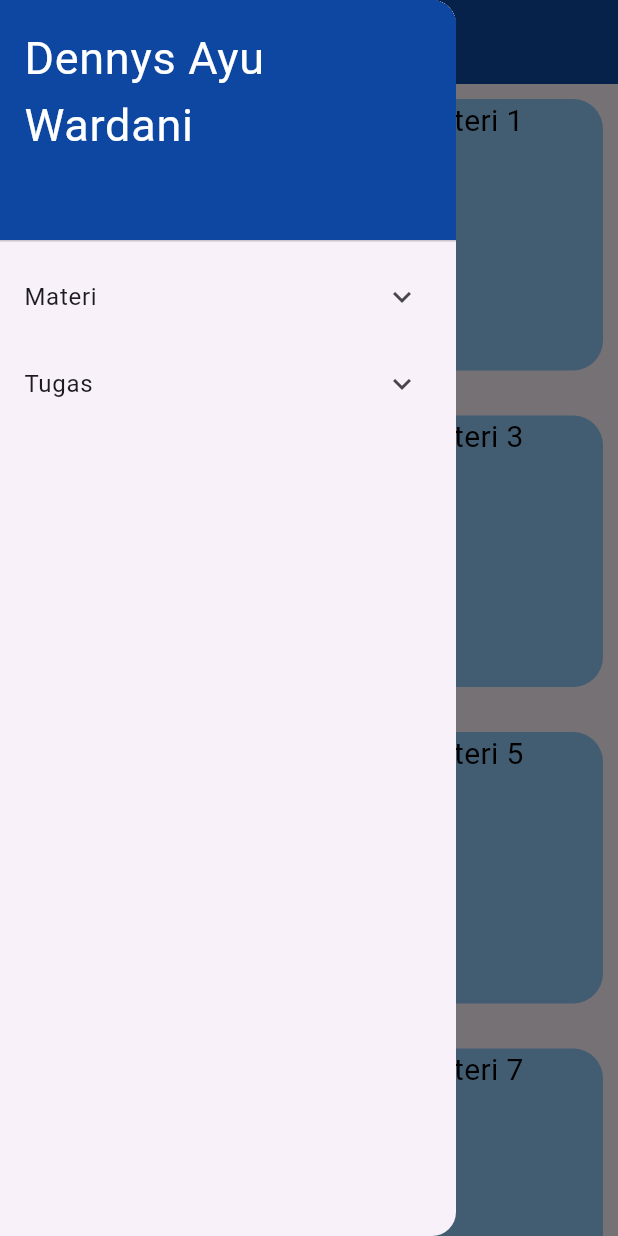
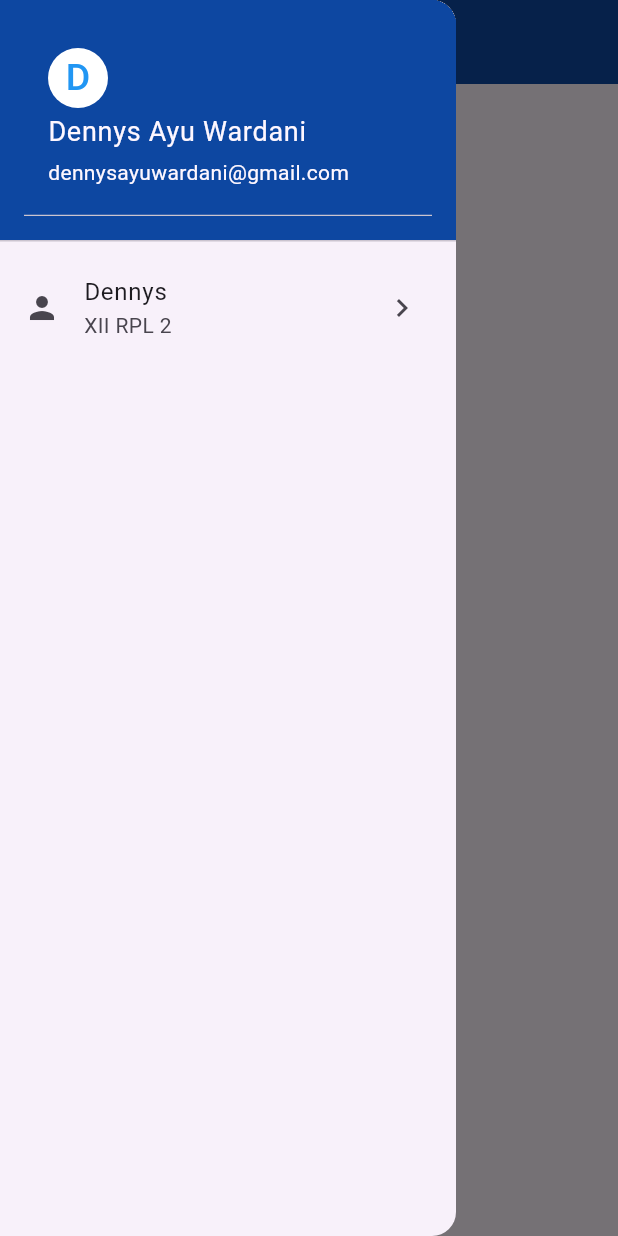
Before and after one commit to dennysayuwardani/drawer_listview, a Flutter app: the screen it shows after launch, with the side drawer open, on a phone screen of 412 x 824 dp. Run offline on Flutter 3.47's test engine with Material 3 defaults, Android fonts, the phone set to English and light mode, and no system bars.

Commit message:
UserAccountsDrawerHeader

```diff
--- a/lib/drawer.dart
+++ b/lib/drawer.dart
@@ -16,77 +16,129 @@ class MyHomePage extends StatelessWidget {
         foregroundColor: Colors.white,
       ),
       drawer: buildGroupDrawer(context),
-        body: GridView.count(
-          crossAxisCount: 2,
-          crossAxisSpacing: 10.0,
-          mainAxisSpacing: 10.0,
-          shrinkWrap: true,
-          children: List.generate(10, (index) {
-            return Padding(
-                padding: const EdgeInsets.all(10.0),
-                child: Container(
-                  height: 5.0,
-                  decoration: BoxDecoration(
-                    borderRadius: BorderRadius.circular(20.0),
-                    color: Colors.blue[200],
-                  ),
-                  child: Text(
-                    'Materi $index',
-                    textAlign: TextAlign.center,
-                    style: const TextStyle(color: Colors.black, fontSize: 20.0),
-                  ),
-                ));
-          }),
-        ));
+      body: Center(
+        child: Text('Pemrograman Mobile $title'),
+      )
+      // body: GridView.count(
+      //   crossAxisCount: 2,
+      //   crossAxisSpacing: 10.0,
+      //   mainAxisSpacing: 10.0,
+      //   shrinkWrap: true,
+      //   children: List.generate(10, (index) {
+      //     return Padding(
+      //         padding: const EdgeInsets.all(10.0),
+      //         child: Container(
+      //           height: 5.0,
+      //           decoration: BoxDecoration(
+      //             borderRadius: BorderRadius.circular(20.0),
+      //             color: Colors.blue[200],
+      //           ),
+      //           child: Text(
+      //             'Materi $index',
+      //             textAlign: TextAlign.center,
+      //             style: const TextStyle(color: Colors.black, fontSize: 20.0),
+      //           ),
+      //         ));
+      //   }),
+      // );
+    );
   }
 
   Widget buildGroupDrawer(BuildContext context) {
     return Drawer(
-      child: ListView(
-        padding: EdgeInsets.zero,
-        children: <Widget>[
+        child: ListView(padding: EdgeInsets.zero, children: <Widget>[
       DrawerHeader(
         decoration: BoxDecoration(
           color: Colors.blue[900],
         ),
-            child: const Text(
-              'Dennys Ayu Wardani',
-              style: TextStyle(
-                color: Colors.white,
-                fontSize: 30.0
+        child: UserAccountsDrawerHeader(
+          decoration: BoxDecoration(color: Colors.blue[900]
+          ),
+          accountName: const Text('Dennys Ayu Wardani', style: TextStyle(fontSize: 18.0),
+          ),
+          accountEmail: const Text('dennysayuwardani@gmail.com'),
+          currentAccountPictureSize: const Size.square(40.0),
+          currentAccountPicture: const CircleAvatar(backgroundColor: Colors.white,
+          child: Text('D', style: TextStyle(fontSize: 25.0, color: Colors.blue),
             ),
           ),
         ),
-          ExpansionTile(
-            title: const Text('Materi'),
-            children:  <Widget>[
-              ListTile(title: const Text('Materi 1'), onTap: () {Navigator.pop(context);},
+
+        // child: const Text(
+        //   'Dennys Ayu Wardani',
+        //   style: TextStyle(color: Colors.white, fontSize: 30.0),
+        // ),
       ),
-              ListTile(title: const Text('Materi 2'), onTap: () {Navigator.pop(context);},
-              ),
-              ListTile(title: const Text('Materi 3'), onTap: () {Navigator.pop(context);},
-              ),
-              ListTile(title: const Text('Materi 4'), onTap: () {Navigator.pop(context);},
-              ),
-              ListTile(title: const Text('Materi 5'), onTap: () {Navigator.pop(context);},
-              ),
-            ]
-          ),
-          ExpansionTile(
-            title: const Text('Tugas'),
-            children:  <Widget>[
-              ListTile(title: const Text('Tugas 1'), onTap: () {Navigator.pop(context);},
-              ),
-              ListTile(title: const Text('Tugas 2'), onTap: () {Navigator.pop(context);},
-              ),
-              ListTile(title: const Text('Tugas 3'), onTap: () {Navigator.pop(context);},
-              ),
-              ListTile(title: const Text('Tugas 4'), onTap: () {Navigator.pop(context);},
-              ),
-              ListTile(title: const Text('Tugas 5'), onTap: () {Navigator.pop(context);},
-              ),
-            ]
+      const ListTile(leading: Icon(Icons.person),
+      title: Text('Dennys'),
+      subtitle: Text('XII RPL 2'),
+      trailing: Icon(Icons.chevron_right),
       )
+      // ExpansionTile(title: const Text('Materi'), children: <Widget>[
+      //   ListTile(
+      //     title: const Text('Materi 1'),
+      //     onTap: () {
+      //       Navigator.pop(context);
+      //     },
+      //   ),
+      //   ListTile(
+      //     title: const Text('Materi 2'),
+      //     onTap: () {
+      //       Navigator.pop(context);
+      //     },
+      //   ),
+      //   ListTile(
+      //     title: const Text('Materi 3'),
+      //     onTap: () {
+      //       Navigator.pop(context);
+      //     },
+      //   ),
+      //   ListTile(
+      //     title: const Text('Materi 4'),
+      //     onTap: () {
+      //       Navigator.pop(context);
+      //     },
+      //   ),
+      //   ListTile(
+      //     title: const Text('Materi 5'),
+      //     onTap: () {
+      //       Navigator.pop(context);
+      //     },
+      //   ),
+      // ]),
+      // ExpansionTile(title: const Text('Tugas'), children: <Widget>[
+      //   ListTile(
+      //     title: const Text('Tugas 1'),
+      //     onTap: () {
+      //       Navigator.pop(context);
+      //     },
+      //   ),
+      //   ListTile(
+      //     title: const Text('Tugas 2'),
+      //     onTap: () {
+      //       Navigator.pop(context);
+      //     },
+      //   ),
+      //   ListTile(
+      //     title: const Text('Tugas 3'),
+      //     onTap: () {
+      //       Navigator.pop(context);
+      //     },
+      //   ),
+      //   ListTile(
+      //     title: const Text('Tugas 4'),
+      //     onTap: () {
+      //       Navigator.pop(context);
+      //     },
+      //   ),
+      //   ListTile(
+      //     title: const Text('Tugas 5'),
+      //     onTap: () {
+      //       Navigator.pop(context);
+      //     },
+      //   ),
+      // ]
+      // )
     ]
     )
     );
```
Lines whose indentation alone changed are shown as unchanged.
